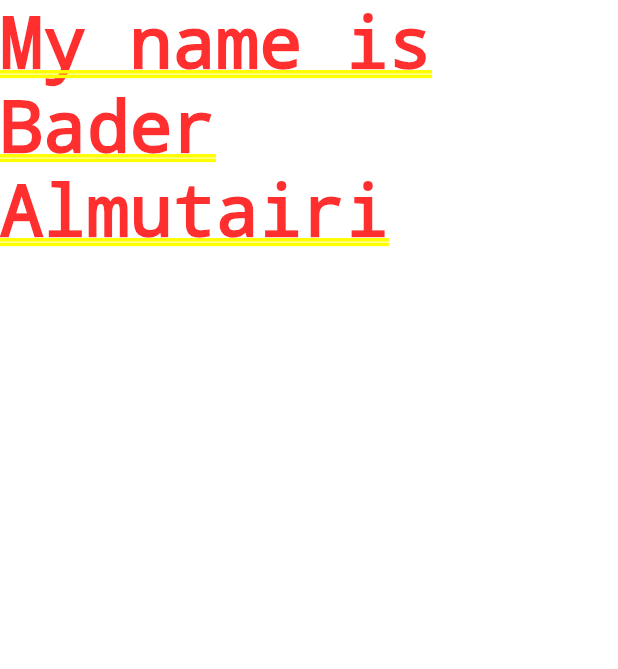
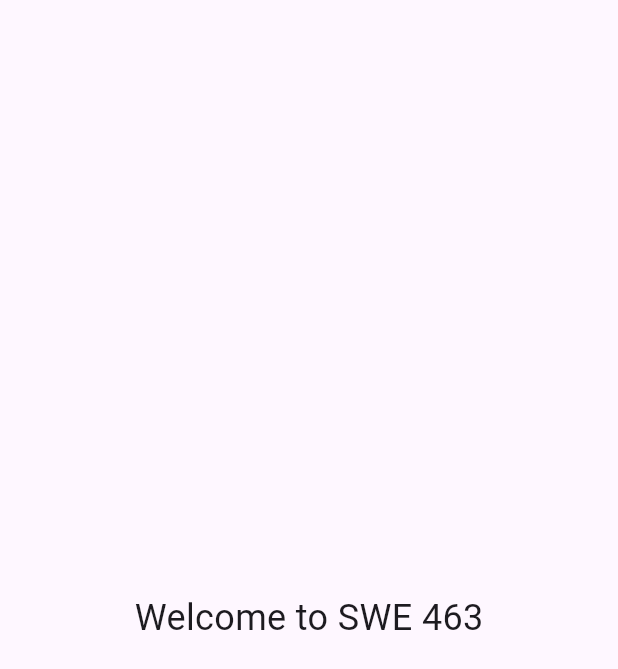
Before and after one commit to Baders-Account/swe463_demo1_202159390, a Flutter app: the screen it shows after launch, on a phone screen of 412 x 824 dp. Shown: the top 669 px of the screen. Run offline on Flutter 3.47's test engine with Material 3 defaults, Android fonts, the phone set to English and light mode, and no system bars.

Commit message:
CheckPoint 2 is Done

```diff
--- a/lib/main.dart
+++ b/lib/main.dart
@@ -2,9 +2,19 @@ import "package:flutter/material.dart";
 
 void main() {
   runApp(
+    // const MaterialApp(
+    //   home: Text('My name is Bader Almutairi'),
+    // ),
     const MaterialApp(
-      home: Text('My name is Bader Almutairi'),
-    ),
+      debugShowCheckedModeBanner: false,
+      home: Scaffold(
+          body: Center(
+            child: Text("Welcome to SWE 463", style: TextStyle(fontSize: 24)),
+          )
+
+
+      )
+    )
 
   );
 }
```
